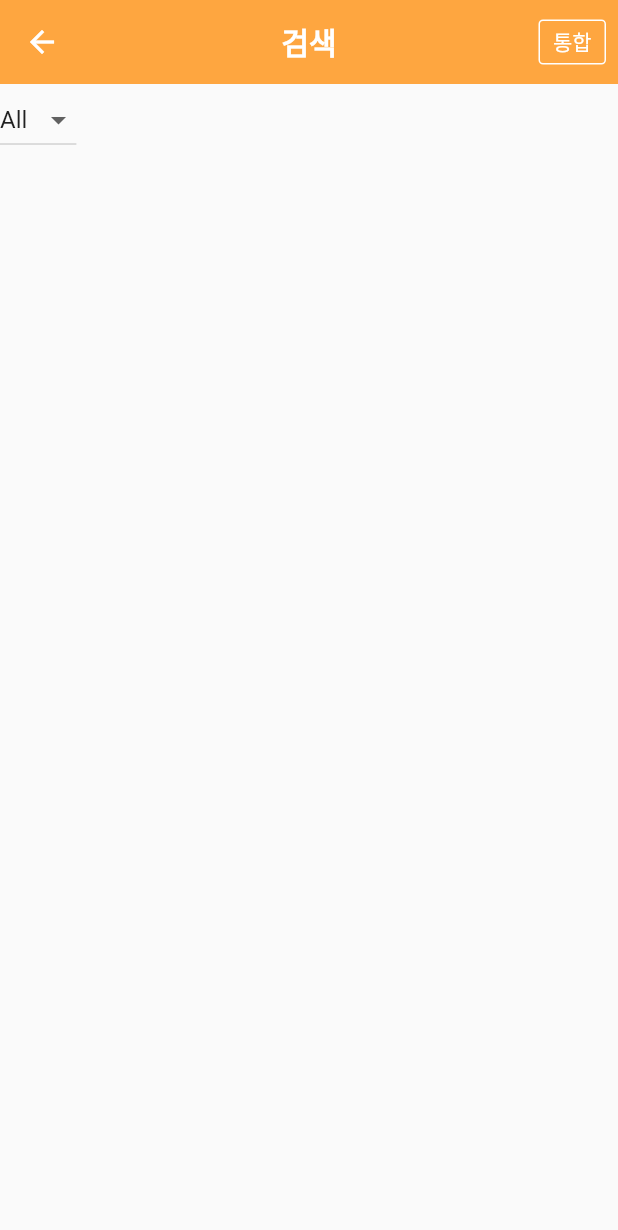
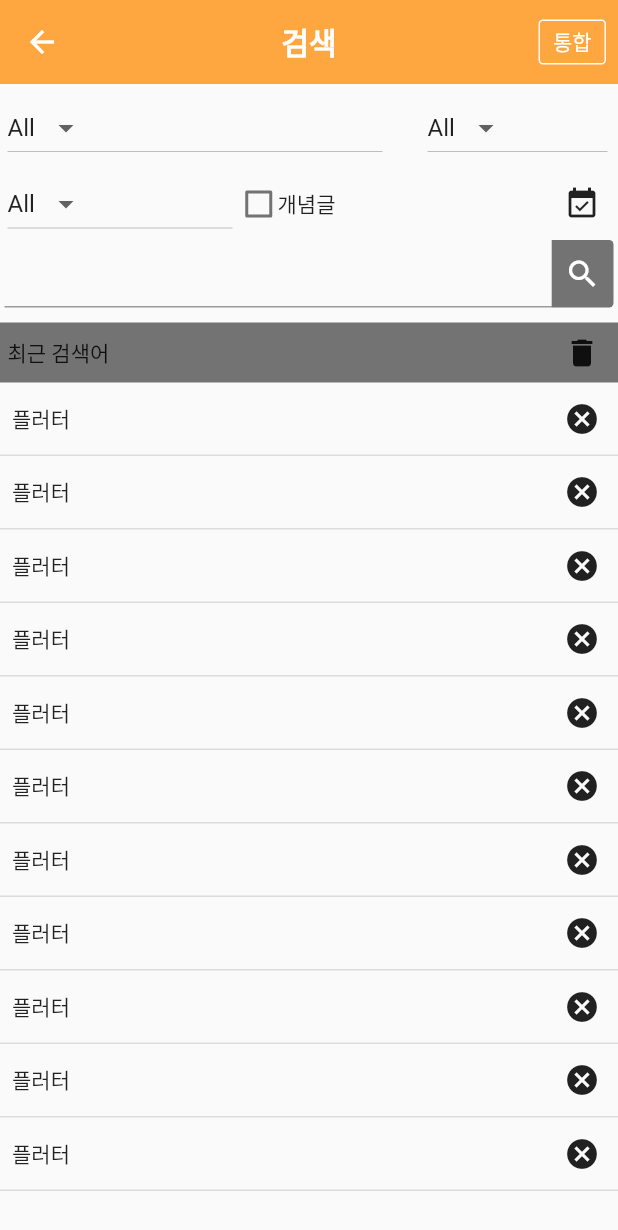
Before and after one commit to LegibleMedal670/hocu, a Flutter app: the searchScreen screen opened directly, on a phone screen of 412 x 824 dp. Shown: the top 1230 px of the screen. Run offline on Flutter 3.47's test engine with Material 2 defaults, Android fonts, the phone set to English and light mode, and no system bars; our stand-ins replace get.

Commit message:
2022 - 05 - 20 - update modify searchScreen, functionbar Icon

```diff
--- a/lib/main.dart
+++ b/lib/main.dart
@@ -2,7 +2,7 @@ import 'package:flutter/rendering.dart';
 import 'package:flutter/cupertino.dart';
 import 'package:flutter/material.dart';
 import 'widgets/post_tile.dart';
-import 'screens/search.dart';
+import 'screens/search_post.dart';
 import 'screens/write_post.dart';
 
 void main() {
@@ -66,7 +66,7 @@ class _MyAppState extends State<MyApp> {
                   actions: [
                     IconButton(
                       color: Colors.black,
-                      icon: Icon(Icons.search),
+                      icon: Icon(Icons.filter_alt),
                       onPressed: () {
                         print('search pressed');
                       },
@@ -289,7 +289,7 @@ class _MyAppState extends State<MyApp> {
                                     child: Column(
                                       children: [
                                         Icon(
-                                          Icons.announcement,
+                                          Icons.campaign,
                                           size: 30.0,
                                           color: Colors.black54,
                                         ),
@@ -363,7 +363,7 @@ class _MyAppState extends State<MyApp> {
                                     child: Column(
                                       children: [
                                         Icon(
-                                          CupertinoIcons.pen,
+                                          Icons.edit,
                                           size: 30.0,
                                           color: Colors.black54,
                                         ),
--- a/lib/screens/search.dart
+++ /dev/null
@@ -1,88 +0,0 @@
-import 'package:flutter/cupertino.dart';
-import 'package:flutter/material.dart';
-
-class searchScreen extends StatefulWidget {
-  const searchScreen({Key? key}) : super(key: key);
-
-  @override
-  _searchScreenState createState() => _searchScreenState();
-}
-
-class _searchScreenState extends State<searchScreen> {
-  final int appBarColor = 0xfffea640;
-  String dropdownValue1 = 'All';
-
-  @override
-  Widget build(BuildContext context) {
-    return Scaffold(
-      appBar: AppBar(
-        centerTitle: true,
-        backgroundColor: Color(appBarColor),
-        elevation: 0,
-        title: Text(
-          '검색',
-          style: TextStyle(
-            fontSize: 20.0,
-            fontWeight: FontWeight.bold
-          ),
-        ),
-        actions: [
-          Padding(
-            padding: const EdgeInsets.fromLTRB(3.0, 13.0, 8.0, 13.0),
-            child: GestureDetector(
-              onTap: () {
-                print('통합');
-              },
-              child: Container(
-                width: 45.0,
-                child: Center(
-                  child: Text('통합'),
-                ),
-                decoration: BoxDecoration(
-                    color: Color(appBarColor),
-                    borderRadius: BorderRadius.all(Radius.circular(3)),
-                    border: Border.all(
-                      width: 1.0,
-                      color: Colors.white,
-                    )),
-              ),
-            ),
-          ),
-        ],
-      ),
-      body: Container(
-        child: Column(
-          children: [
-            Column(
-              children: [
-                Row(
-                  children: [
-                    DropdownButton(
-                      value: dropdownValue1,
-                      onChanged: (String? newValue) {
-                        setState(() {
-                          dropdownValue1 = newValue!;
-                        });
-                      },
-                      items: <String>[
-                        'All',
-                        'aaa',
-                        'bbb',
-                        'ccc'
-                      ].map<DropdownMenuItem<String>>((String value) {
-                        return DropdownMenuItem<String>(
-                          value: value,
-                          child: Text(value),
-                        );
-                      }).toList(),
-                    ),
-                  ],
-                ),
-              ],
-            )
-          ],
-        ),
-      ),
-    );
-  }
-}
--- /dev/null
+++ b/lib/screens/search_post.dart
@@ -0,0 +1,466 @@
+import 'package:flutter/cupertino.dart';
+import 'package:flutter/material.dart';
+
+class searchScreen extends StatefulWidget {
+  const searchScreen({Key? key}) : super(key: key);
+
+  @override
+  _searchScreenState createState() => _searchScreenState();
+}
+
+class _searchScreenState extends State<searchScreen> {
+  final int appBarColor = 0xfffea640;
+  String dropdownValue1 = 'All';
+  bool ganyumgeul = false;
+
+  @override
+  Widget build(BuildContext context) {
+    return Scaffold(
+      appBar: AppBar(
+        centerTitle: true,
+        backgroundColor: Color(appBarColor),
+        elevation: 0,
+        title: Text(
+          '검색',
+          style: TextStyle(fontSize: 20.0, fontWeight: FontWeight.bold),
+        ),
+        actions: [
+          Padding(
+            padding: const EdgeInsets.fromLTRB(3.0, 13.0, 8.0, 13.0),
+            child: GestureDetector(
+              onTap: () {
+                print('통합');
+              },
+              child: Container(
+                width: 45.0,
+                child: Center(
+                  child: Text('통합'),
+                ),
+                decoration: BoxDecoration(
+                    color: Color(appBarColor),
+                    borderRadius: BorderRadius.all(Radius.circular(3)),
+                    border: Border.all(
+                      width: 1.0,
+                      color: Colors.white,
+                    )),
+              ),
+            ),
+          ),
+        ],
+      ),
+      body: SingleChildScrollView(
+        child: Column(
+          children: [
+            Padding(
+              padding: const EdgeInsets.fromLTRB(0.0, 5.0, 0.0, 3.0),
+              child: Row(
+                children: [
+                  Padding(
+                    padding: const EdgeInsets.only(left: 5.0),
+                    child: SizedBox(
+                      width: 250,
+                      child: DropdownButton(
+                        value: dropdownValue1,
+                        onChanged: (String? newValue) {
+                          setState(() {
+                            dropdownValue1 = newValue!;
+                          });
+                        },
+                        items: <String>['All', 'aaa', 'bbb', 'ccc']
+                            .map<DropdownMenuItem<String>>((String value) {
+                          return DropdownMenuItem<String>(
+                            value: value,
+                            child: Text(value),
+                          );
+                        }).toList(),
+                      ),
+                    ),
+                  ),
+                  Padding(
+                    padding: const EdgeInsets.only(left: 30.0),
+                    child: SizedBox(
+                      width: 120,
+                      child: DropdownButton(
+                        value: dropdownValue1,
+                        onChanged: (String? newValue) {
+                          setState(() {
+                            dropdownValue1 = newValue!;
+                          });
+                        },
+                        items: <String>['All', 'aaa', 'bbb', 'ccc']
+                            .map<DropdownMenuItem<String>>((String value) {
+                          return DropdownMenuItem<String>(
+                            value: value,
+                            child: Text(value),
+                          );
+                        }).toList(),
+                      ),
+                    ),
+                  ),
+                ],
+              ),
+            ),
+            SizedBox(
+              width: MediaQuery.of(context).size.width,
+              child: Row(
+                children: [
+                  Padding(
+                    padding: const EdgeInsets.only(left: 5.0),
+                    child: SizedBox(
+                      width: 150,
+                      child: DropdownButton(
+                        value: dropdownValue1,
+                        onChanged: (String? newValue) {
+                          setState(() {
+                            dropdownValue1 = newValue!;
+                          });
+                        },
+                        items: <String>['All', 'aaa', 'bbb', 'ccc']
+                            .map<DropdownMenuItem<String>>((String value) {
+                          return DropdownMenuItem<String>(
+                            value: value,
+                            child: Text(value),
+                          );
+                        }).toList(),
+                      ),
+                    ),
+                  ),
+                  Padding(
+                    padding: const EdgeInsets.only(left: 5.0),
+                    child: SizedBox(
+                      width: MediaQuery.of(context).size.width - 160,
+                      child: Row(
+                        children: [
+                          SizedBox(
+                            width: 25.0,
+                            child: Checkbox(
+                                value: ganyumgeul,
+                                onChanged: (bool? value) {
+                                  setState(() {
+                                    ganyumgeul = value!;
+                                  });
+                                }),
+                          ),
+                          Text('개념글'),
+                          Spacer(),
+                          IconButton(
+                            onPressed: () {
+                              print('calender');
+                            },
+                            icon: Icon(Icons.event_available),
+                          )
+                        ],
+                      ),
+                    ),
+                  ),
+                ],
+              ),
+            ),
+            Padding(
+              padding: const EdgeInsets.fromLTRB(3.0, 0.0, 3.0, 0.0),
+              child: Row(
+                children: [
+                  SizedBox(
+                    height: 45.0,
+                    width: MediaQuery.of(context).size.width * 0.9 - 6,
+                    child: TextField(),
+                  ),
+                  GestureDetector(
+                    onTap: () {
+                      print('검색');
+                    },
+                    child: Container(
+                      decoration: BoxDecoration(
+                          borderRadius: BorderRadius.only(
+                              topRight: Radius.circular(3.0),
+                              bottomRight: Radius.circular(3.0)),
+                          color: Colors.black54,),
+                      height: 45.0,
+                      width: MediaQuery.of(context).size.width * 0.1,
+                      child: Icon(Icons.search,color: Colors.white,),
+                    ),
+                  ),
+                ],
+              ),
+            ),
+            Padding(
+              padding: const EdgeInsets.only(top: 10.0),
+              child: Container(
+                color: Colors.black54,
+                height: 40.0,
+                child: Row(
+                  children: [
+                    Padding(
+                      padding: const EdgeInsets.only(left: 5.0),
+                      child: Text('최근 검색어'),
+                    ),
+                    Spacer(),
+                    IconButton(
+                      icon: Icon(Icons.delete),
+                      onPressed: () {
+                        print('삭제');
+                      },
+                    )
+                  ],
+                ),
+              ),
+            ),
+            Column(
+              children: [
+                Row(
+                  children: [
+                    Padding(
+                      padding: const EdgeInsets.only(left: 8.0),
+                      child: Text('플러터'),
+                    ),
+                    Spacer(),
+                    IconButton(
+                      icon: Icon(Icons.cancel),
+                      onPressed: (){
+                        print('지우기');
+                      },
+                    )
+                  ],
+                ),
+                Divider(
+                  height: 1,
+                  thickness: 1,
+                ),
+              ],
+            ),
+            Column(
+              children: [
+                Row(
+                  children: [
+                    Padding(
+                      padding: const EdgeInsets.only(left: 8.0),
+                      child: Text('플러터'),
+                    ),
+                    Spacer(),
+                    IconButton(
+                      icon: Icon(Icons.cancel),
+                      onPressed: (){
+                        print('지우기');
+                      },
+                    )
+                  ],
+                ),
+                Divider(
+                  height: 1,
+                  thickness: 1,
+                ),
+              ],
+            ),
+            Column(
+              children: [
+                Row(
+                  children: [
+                    Padding(
+                      padding: const EdgeInsets.only(left: 8.0),
+                      child: Text('플러터'),
+                    ),
+                    Spacer(),
+                    IconButton(
+                      icon: Icon(Icons.cancel),
+                      onPressed: (){
+                        print('지우기');
+                      },
+                    )
+                  ],
+                ),
+                Divider(
+                  height: 1,
+                  thickness: 1,
+                ),
+              ],
+            ),
+            Column(
+              children: [
+                Row(
+                  children: [
+                    Padding(
+                      padding: const EdgeInsets.only(left: 8.0),
+                      child: Text('플러터'),
+                    ),
+                    Spacer(),
+                    IconButton(
+                      icon: Icon(Icons.cancel),
+                      onPressed: (){
+                        print('지우기');
+                      },
+                    )
+                  ],
+                ),
+                Divider(
+                  height: 1,
+                  thickness: 1,
+                ),
+              ],
+            ),
+            Column(
+              children: [
+                Row(
+                  children: [
+                    Padding(
+                      padding: const EdgeInsets.only(left: 8.0),
+                      child: Text('플러터'),
+                    ),
+                    Spacer(),
+                    IconButton(
+                      icon: Icon(Icons.cancel),
+                      onPressed: (){
+                        print('지우기');
+                      },
+                    )
+                  ],
+                ),
+                Divider(
+                  height: 1,
+                  thickness: 1,
+                ),
+              ],
+            ),
+            Column(
+              children: [
+                Row(
+                  children: [
+                    Padding(
+                      padding: const EdgeInsets.only(left: 8.0),
+                      child: Text('플러터'),
+                    ),
+                    Spacer(),
+                    IconButton(
+                      icon: Icon(Icons.cancel),
+                      onPressed: (){
+                        print('지우기');
+                      },
+                    )
+                  ],
+                ),
+                Divider(
+                  height: 1,
+                  thickness: 1,
+                ),
+              ],
+            ),
+            Column(
+              children: [
+                Row(
+                  children: [
+                    Padding(
+                      padding: const EdgeInsets.only(left: 8.0),
+                      child: Text('플러터'),
+                    ),
+                    Spacer(),
+                    IconButton(
+                      icon: Icon(Icons.cancel),
+                      onPressed: (){
+                        print('지우기');
+                      },
+                    )
+                  ],
+                ),
+                Divider(
+                  height: 1,
+                  thickness: 1,
+                ),
+              ],
+            ),
+            Column(
+              children: [
+                Row(
+                  children: [
+                    Padding(
+                      padding: const EdgeInsets.only(left: 8.0),
+                      child: Text('플러터'),
+                    ),
+                    Spacer(),
+                    IconButton(
+                      icon: Icon(Icons.cancel),
+                      onPressed: (){
+                        print('지우기');
+                      },
+                    )
+                  ],
+                ),
+                Divider(
+                  height: 1,
+                  thickness: 1,
+                ),
+              ],
+            ),
+            Column(
+              children: [
+                Row(
+                  children: [
+                    Padding(
+                      padding: const EdgeInsets.only(left: 8.0),
+                      child: Text('플러터'),
+                    ),
+                    Spacer(),
+                    IconButton(
+                      icon: Icon(Icons.cancel),
+                      onPressed: (){
+                        print('지우기');
+                      },
+                    )
+                  ],
+                ),
+                Divider(
+                  height: 1,
+                  thickness: 1,
+                ),
+              ],
+            ),
+            Column(
+              children: [
+                Row(
+                  children: [
+                    Padding(
+                      padding: const EdgeInsets.only(left: 8.0),
+                      child: Text('플러터'),
+                    ),
+                    Spacer(),
+                    IconButton(
+                      icon: Icon(Icons.cancel),
+                      onPressed: (){
+                        print('지우기');
+                      },
+                    )
+                  ],
+                ),
+                Divider(
+                  height: 1,
+                  thickness: 1,
+                ),
+              ],
+            ),
+            Column(
+              children: [
+                Row(
+                  children: [
+                    Padding(
+                      padding: const EdgeInsets.only(left: 8.0),
+                      child: Text('플러터'),
+                    ),
+                    Spacer(),
+                    IconButton(
+                      icon: Icon(Icons.cancel),
+                      onPressed: (){
+                        print('지우기');
+                      },
+                    )
+                  ],
+                ),
+                Divider(
+                  height: 1,
+                  thickness: 1,
+                ),
+              ],
+            ),
+          ],
+        ),
+      ),
+    );
+  }
+}
```
